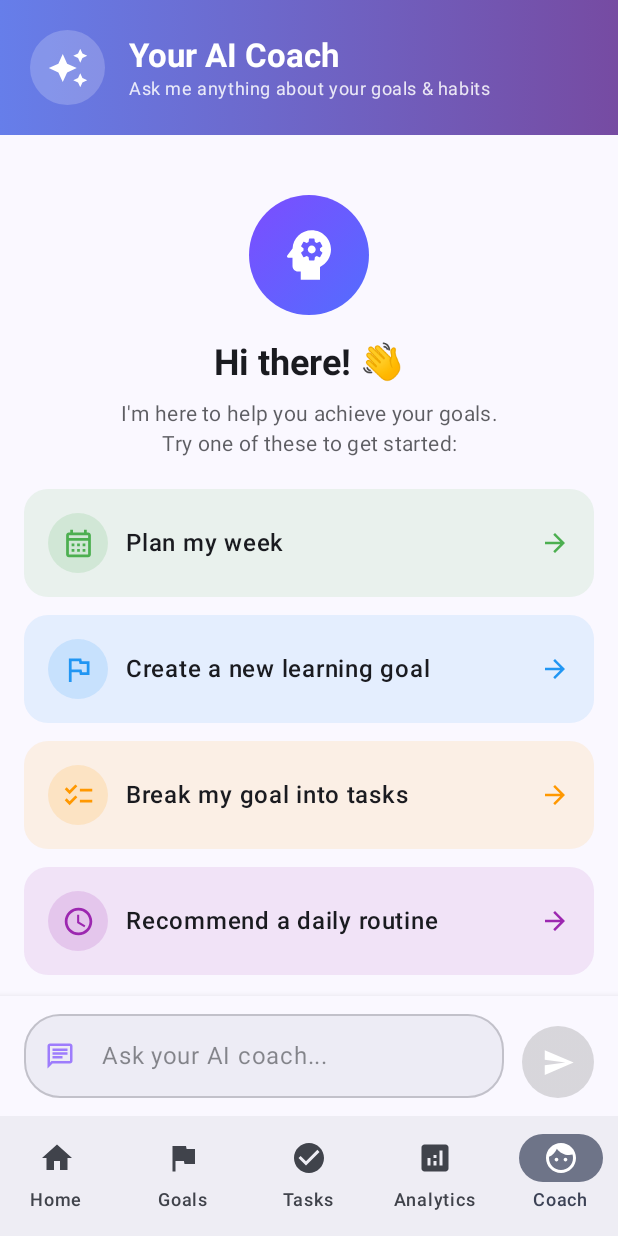
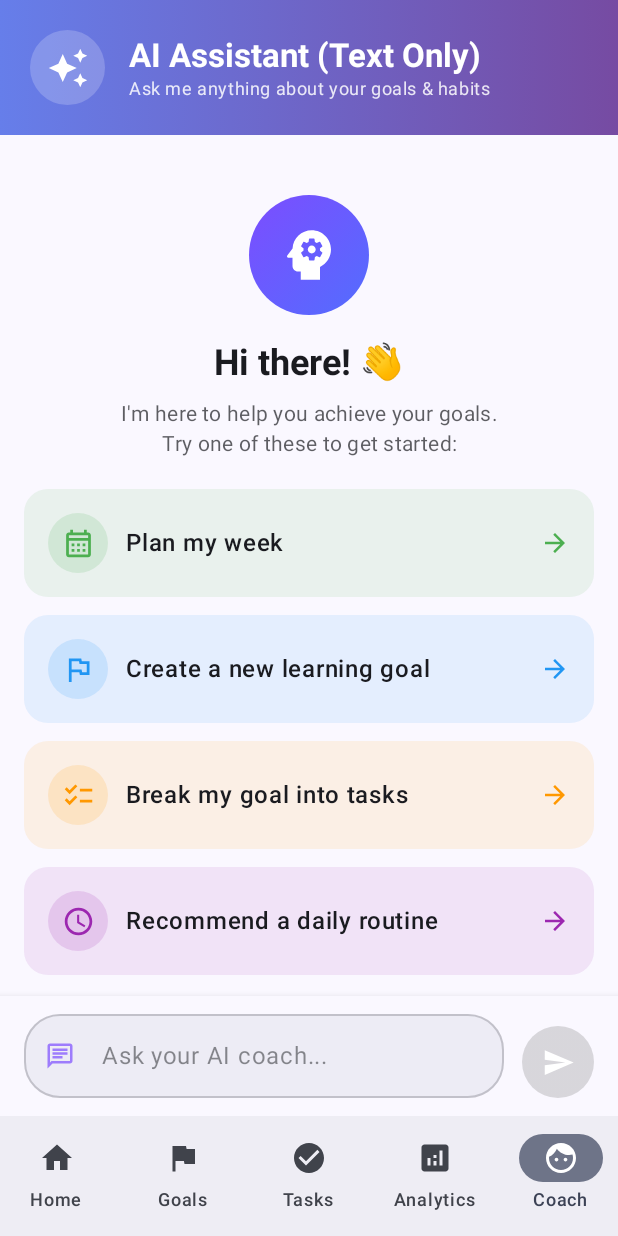
Before and after one commit to Madhav-Paudel/TO-DO-APP, an Android app built with Jetpack Compose: the AssistantScreen screen opened through its navigation route, on a phone screen of 412 x 824 dp. Run offline under Robolectric (Android 15) with nearby library versions, the phone set to English and light mode, and no system bars.

Commit message:
Update Assistant title to explicitly show Text Only

```diff
--- a/app/src/main/java/com/example/todoapp/ui/screens/AssistantScreen.kt
+++ b/app/src/main/java/com/example/todoapp/ui/screens/AssistantScreen.kt
@@ -162,7 +162,7 @@ private fun ChatHeader() {
 
             Column {
                 Text(
-                    text = "Your AI Coach",
+                    text = "AI Assistant (Text Only)",
                     style = MaterialTheme.typography.titleLarge,
                     fontWeight = FontWeight.Bold,
                     color = Color.White
```
